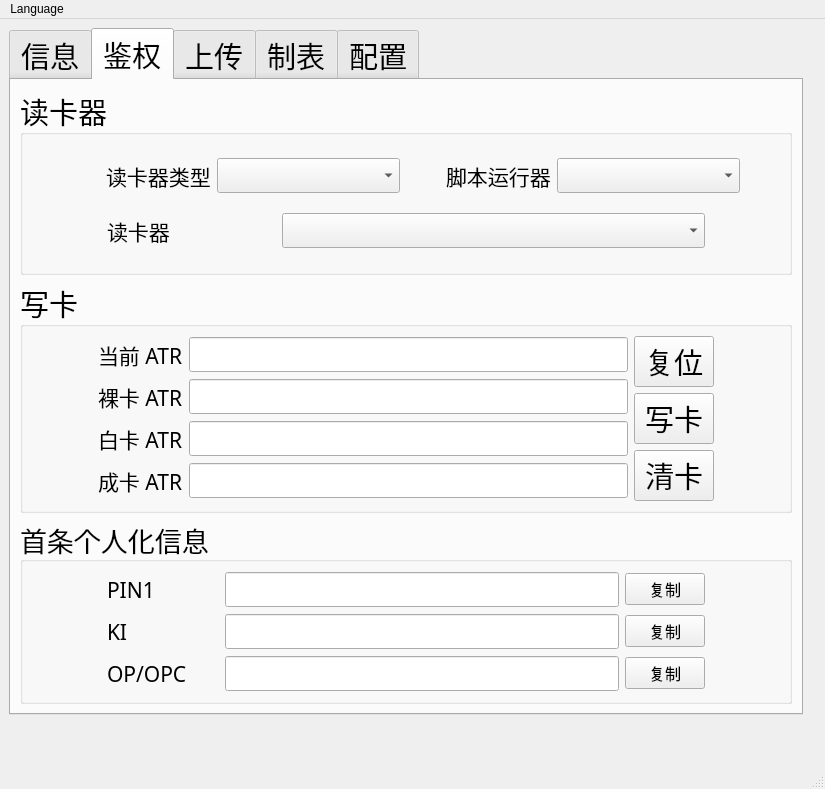
Before: the Qt Designer form res/ui/main_window.ui in zelviner/DataHandler, drawn with Qt 5.
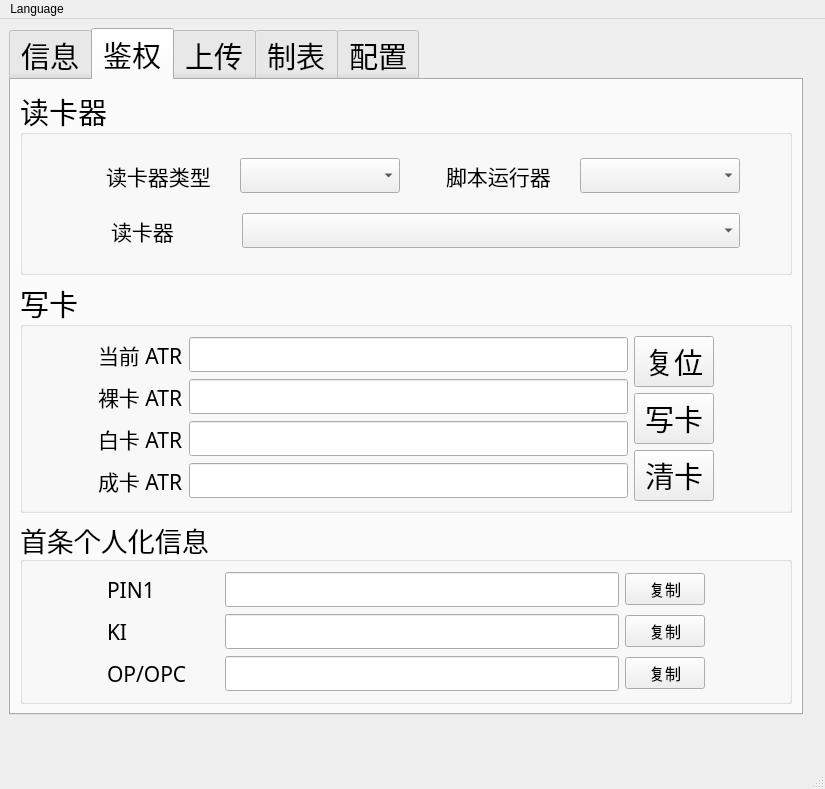
After: the same form once the commit is applied. The open tabs and pages were chosen to show the change.

Commit message: 调整主窗口中多个布局的拉伸因子以改善界面布局

Diff of the .ui file:
```diff
--- a/res/ui/main_window.ui
+++ b/res/ui/main_window.ui
@@ -685,7 +685,7 @@
             </spacer>
            </item>
            <item>
-            <layout class="QHBoxLayout" name="horizontalLayout_71" stretch="2,5">
+            <layout class="QHBoxLayout" name="horizontalLayout_71" stretch="4,5">
              <item>
               <widget class="QLabel" name="label_26">
                <property name="font">
@@ -725,7 +725,7 @@
             </spacer>
            </item>
            <item>
-            <layout class="QHBoxLayout" name="horizontalLayout_59" stretch="2,5">
+            <layout class="QHBoxLayout" name="horizontalLayout_59" stretch="4,5">
              <item>
               <widget class="QLabel" name="label_20">
                <property name="font">
@@ -767,7 +767,7 @@
           </layout>
          </item>
          <item>
-          <layout class="QHBoxLayout" name="horizontalLayout_40" stretch="1,8,1">
+          <layout class="QHBoxLayout" name="horizontalLayout_40" stretch="1,8,0">
            <item>
             <spacer name="horizontalSpacer_44">
              <property name="orientation">
@@ -782,7 +782,7 @@
             </spacer>
            </item>
            <item>
-            <layout class="QHBoxLayout" name="horizontalLayout_58" stretch="2,5">
+            <layout class="QHBoxLayout" name="horizontalLayout_58" stretch="2,8">
              <item>
               <widget class="QLabel" name="label_19">
                <property name="font">
```
The commit also changes 1 other file.
